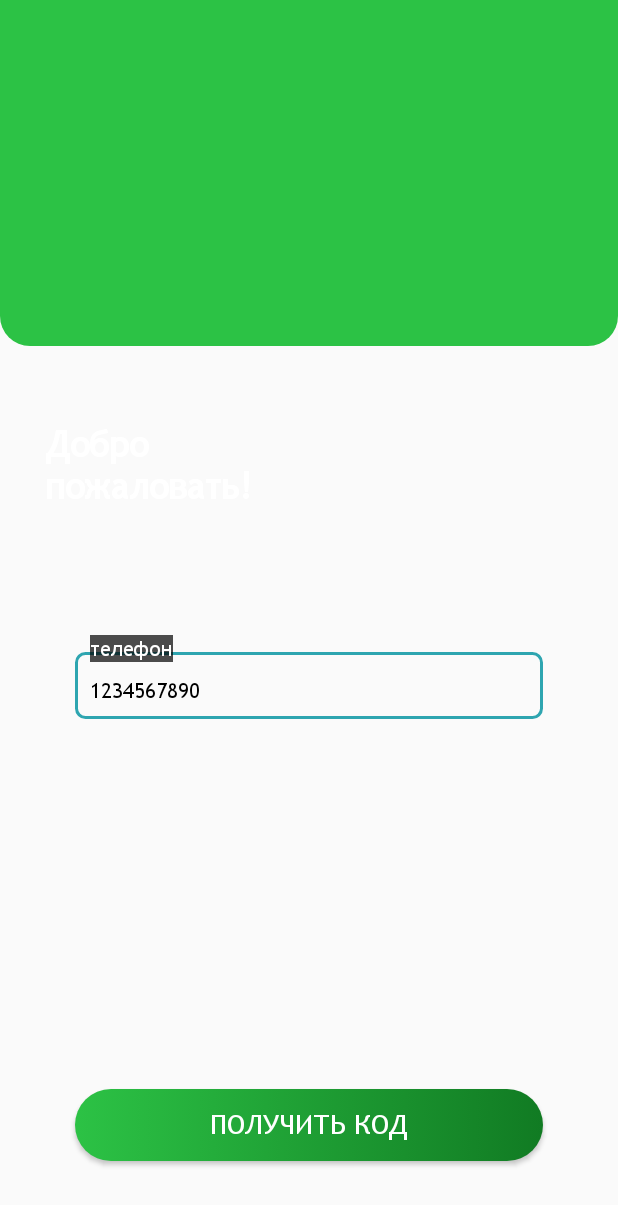
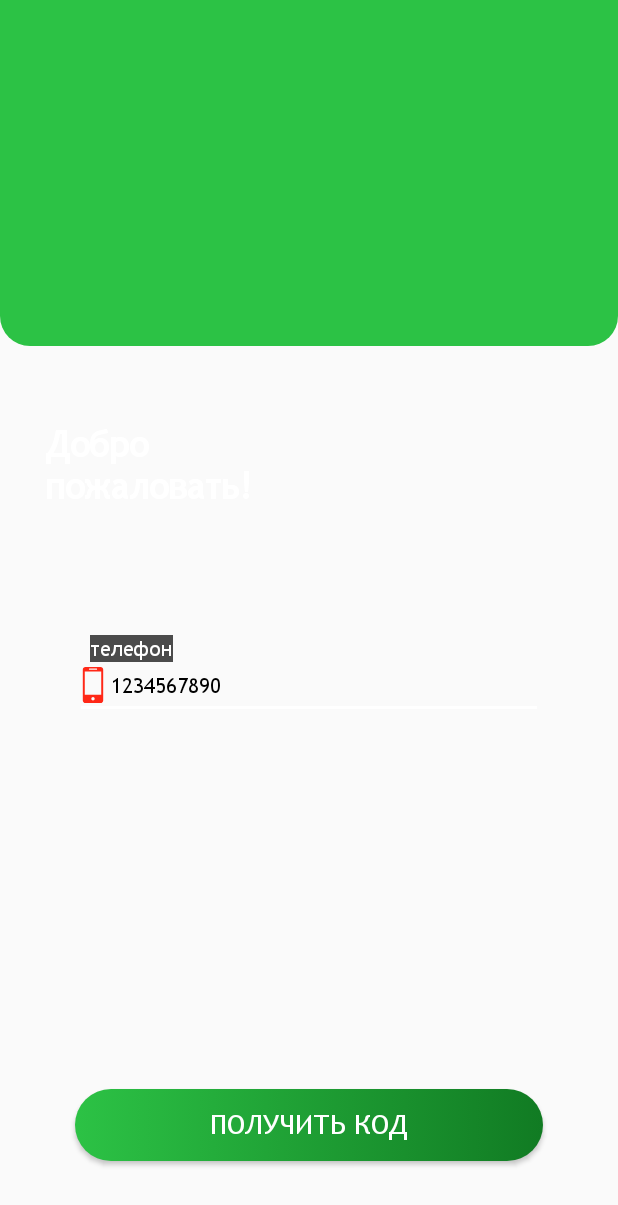
Before and after one commit to dimalee70/o2o.android, an Android app: the layout fragment_phone_number.xml on its own in the app's theme, with its tools: preview values and no code run, on a phone screen of 412 x 824 dp. Shown: the top 1205 px of the screen. Run offline under Robolectric (Android 15) with nearby library versions, the phone set to English and light mode, and no system bars; plain views replace MaskedEditText.

Commit message:
image phone test

```diff
--- a/app/src/main/java/kz/dragau/larek/presentation/presenter/MainAppPresenter.kt
+++ b/app/src/main/java/kz/dragau/larek/presentation/presenter/MainAppPresenter.kt
@@ -74,8 +74,8 @@ class MainAppPresenter(private val router: Router) : MvpPresenter<MainAppView>()
         }
         else
         {
-//            router.newRootScreen(Screens.LoginScreen())
-            router.newRootScreen(Screens.ProductScreen())
+            router.newRootScreen(Screens.LoginScreen())
+            //router.newRootScreen(Screens.ProductScreen())
         }
     }
 
--- /dev/null
+++ b/app/src/main/res/drawable/phone.xml
@@ -0,0 +1,4 @@
+<vector android:height="24dp" android:viewportHeight="25"
+    android:viewportWidth="25" android:width="24dp" xmlns:android="http://schemas.android.com/apk/res/android">
+    <path android:fillColor="@color/redTextColor" android:pathData="M17.7593,0H7.2407C6.2341,0 5.4215,0.8163 5.4215,1.8211V23.1807C5.4215,24.1846 6.2341,25 7.2407,25H17.7593C18.7641,25 19.5786,24.1846 19.5786,23.1807V1.8211C19.5786,0.8163 18.7641,0 17.7593,0ZM9.9045,1.106H15.0973C15.2285,1.106 15.3351,1.3018 15.3351,1.5442C15.3351,1.7865 15.2285,1.9833 15.0973,1.9833H9.9045C9.7724,1.9833 9.6677,1.7865 9.6677,1.5442C9.6677,1.3018 9.7724,1.106 9.9045,1.106ZM12.5009,23.2026C11.8605,23.2026 11.3394,22.6815 11.3394,22.0401C11.3394,21.3988 11.8605,20.8795 12.5009,20.8795C13.1395,20.8795 13.6606,21.3988 13.6606,22.0401C13.6606,22.6815 13.1395,23.2026 12.5009,23.2026ZM18.2157,19.2224H6.7852V3.0728H18.2157V19.2224Z"/>
+</vector>
--- a/app/src/main/res/layout/fragment_phone_number.xml
+++ b/app/src/main/res/layout/fragment_phone_number.xml
@@ -92,21 +92,20 @@
                 <br.com.sapereaude.maskedEditText.MaskedEditText
                         android:id="@+id/phoneEt"
                         android:layout_width="match_parent"
-                        android:paddingTop="20dp"
                         android:inputType="phone"
                         android:typeface="monospace"
-                        android:background="@drawable/border_edittext"
                         app:allowed_chars="1234567890"
                         app:mask="+7(###)###-##-##"
                         android:layout_height="match_parent"
                         android:hint="1234567890"
-                        android:paddingLeft="10dp"
+                        android:paddingLeft="0dp"
                         android:layout_marginTop="15dp"
                         android:textSize="14sp"
                         android:paddingBottom="10dp"
                         app:keep_hint="true"
                         android:textColorHint="#000000"
                         android:text="@={loginViewModel.mobilePhone}"
+                        android:drawableStart="@drawable/phone"
                 />
 
 
```
Also changed, not shown: app/src/main/res/drawable/p.png (added).
